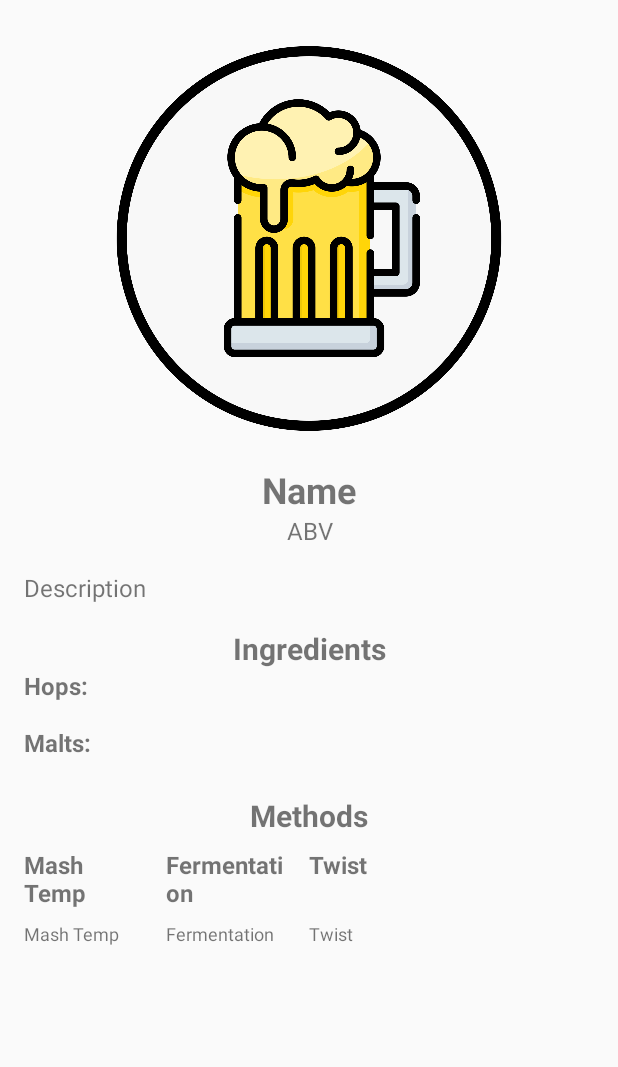
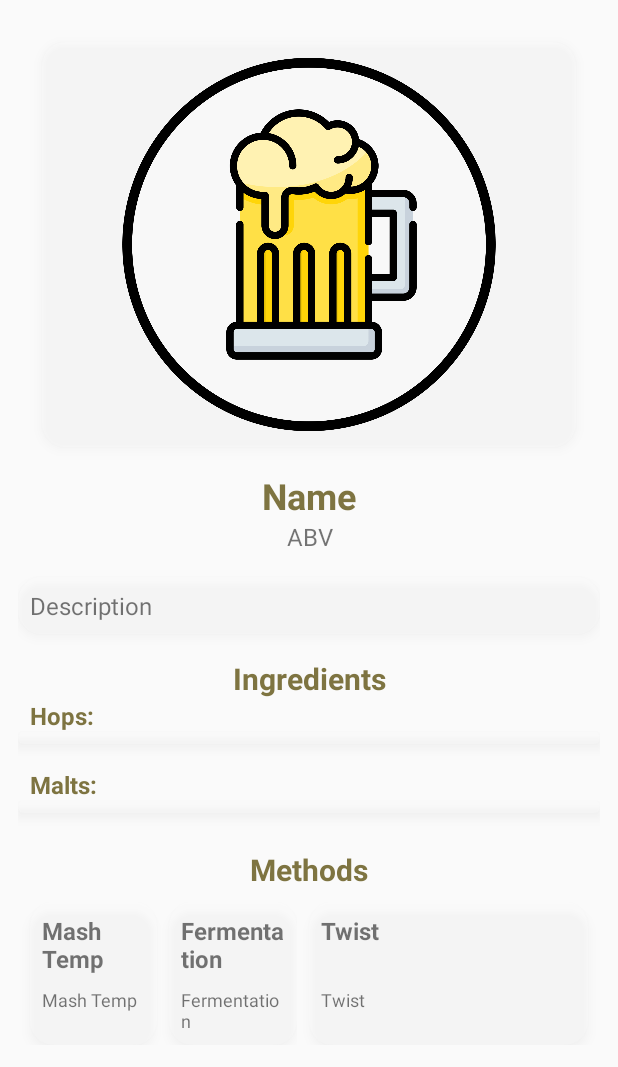
Before and after one commit to MurphyRock/Brewdog_Beer_Challenge, an Android app: the layout fragment_details_screen.xml on its own in the app's theme, with its tools: preview values and no code run, on a phone screen of 412 x 824 dp. Shown: the top 1067 px of the screen. Run offline under Robolectric (Android 15) with nearby library versions, the phone set to English and light mode, and no system bars.

Commit message:
chore: Adding some Material Design UI

```diff
--- /dev/null
+++ b/app/src/main/res/drawable/ic_baseline_arrow_back_ios_24.xml
@@ -0,0 +1,5 @@
+<vector android:height="24dp" android:tint="#FFFFFF"
+    android:viewportHeight="24" android:viewportWidth="24"
+    android:width="24dp" xmlns:android="http://schemas.android.com/apk/res/android">
+    <path android:fillColor="@android:color/white" android:pathData="M11.67,3.87L9.9,2.1 0,12l9.9,9.9 1.77,-1.77L3.54,12z"/>
+</vector>
--- /dev/null
+++ b/app/src/main/res/drawable/round_background.xml
@@ -0,0 +1,6 @@
+<?xml version="1.0" encoding="utf-8"?>
+<shape xmlns:android="http://schemas.android.com/apk/res/android"
+    android:shape="rectangle">
+    <solid android:color="@color/itemColor" />
+    <corners android:radius="16dp" />
+</shape>
--- a/app/src/main/res/layout/fragment_details_screen.xml
+++ b/app/src/main/res/layout/fragment_details_screen.xml
@@ -5,7 +5,7 @@
     android:layout_width="match_parent"
     android:layout_height="match_parent"
     tools:context=".DetailsScreenFragment"
-    android:layout_margin="8dp">
+    android:layout_margin="12dp">
 
     <ScrollView
         android:layout_width="match_parent"
@@ -21,6 +21,10 @@
             android:layout_height="wrap_content">
 
             <ImageView
+                android:paddingTop="4dp"
+                android:paddingBottom="4dp"
+                android:background="@drawable/round_background"
+                android:elevation="4dp"
                 android:id="@+id/imageView"
                 android:layout_width="match_parent"
                 android:layout_height="270dp"
@@ -29,6 +33,8 @@
                 tools:layout_editor_absoluteX="16dp" />
 
             <TextView
+
+                android:textColor="@color/progressBar2"
                 android:textStyle="bold"
                 android:id="@+id/name_text"
                 android:layout_width="match_parent"
@@ -47,16 +53,18 @@
                 android:layout_marginBottom="16dp"/>
 
             <TextView
+                android:padding="8dp"
+                android:background="@drawable/round_background"
+                android:elevation="4dp"
                 android:id="@+id/description_text"
                 android:layout_width="match_parent"
                 android:layout_height="wrap_content"
                 android:text="Description"
-                android:layout_marginLeft="8dp"
-                android:layout_marginRight="8dp"
                 android:layout_marginBottom="16dp"
                 android:textSize="16sp"/>
 
             <TextView
+                android:textColor="@color/progressBar2"
                 android:textSize="20sp"
                 android:textStyle="bold"
                 android:textAlignment="center"
@@ -64,6 +72,7 @@
                 android:layout_width="match_parent"
                 android:layout_height="wrap_content"/>
             <TextView
+                android:textColor="@color/progressBar2"
                 android:layout_marginLeft="8dp"
                 android:textSize="16sp"
                 android:textStyle="bold"
@@ -71,11 +80,15 @@
                 android:layout_width="match_parent"
                 android:layout_height="wrap_content"/>
             <androidx.recyclerview.widget.RecyclerView
+                android:padding="4dp"
+                android:background="@drawable/round_background"
+                android:elevation="4dp"
                 android:id="@+id/hops_text"
                 android:layout_width="match_parent"
                 android:layout_height="wrap_content"
                 android:layout_marginBottom="8dp"/>
             <TextView
+                android:textColor="@color/progressBar2"
                 android:layout_marginLeft="8dp"
                 android:layout_marginTop="8dp"
                 android:textSize="16sp"
@@ -84,6 +97,9 @@
                 android:layout_width="match_parent"
                 android:layout_height="wrap_content"/>
             <androidx.recyclerview.widget.RecyclerView
+                android:padding="4dp"
+                android:background="@drawable/round_background"
+                android:elevation="4dp"
                 android:id="@+id/malts_text"
                 android:layout_width="match_parent"
                 android:layout_height="wrap_content"
@@ -91,6 +107,7 @@
 
 
             <TextView
+                android:textColor="@color/progressBar2"
                 android:layout_marginTop="16dp"
                 android:textStyle="bold"
                 android:textAlignment="center"
@@ -110,11 +127,13 @@
                     android:layout_weight="1"
                     android:layout_height="wrap_content">
                     <LinearLayout
-                        android:layout_marginRight="8dp"
+                        android:padding="8dp"
+                        android:background="@drawable/round_background"
+                        android:elevation="4dp"
                         android:layout_marginLeft="8dp"
                         android:layout_width="0dp"
                         android:layout_weight="1"
-                        android:layout_height="wrap_content"
+                        android:layout_height="match_parent"
                         android:orientation="vertical">
                         <TextView
                             android:layout_marginBottom="8dp"
@@ -132,11 +151,13 @@
                             android:textSize="12sp"/>
                     </LinearLayout>
                     <LinearLayout
-                        android:layout_marginRight="8dp"
+                        android:padding="8dp"
+                        android:background="@drawable/round_background"
+                        android:elevation="4dp"
                         android:layout_marginLeft="8dp"
                         android:layout_width="0dp"
                         android:layout_weight="1"
-                        android:layout_height="wrap_content"
+                        android:layout_height="match_parent"
                         android:orientation="vertical">
                         <TextView
                             android:layout_marginBottom="8dp"
@@ -155,12 +176,15 @@
                     </LinearLayout>
                 </LinearLayout>
                 <LinearLayout
+                    android:padding="8dp"
+                    android:background="@drawable/round_background"
+                    android:elevation="4dp"
                     android:id="@+id/twist_container"
                     android:layout_marginRight="8dp"
                     android:layout_marginLeft="8dp"
                     android:layout_width="0dp"
                     android:layout_weight="1"
-                    android:layout_height="wrap_content"
+                    android:layout_height="match_parent"
                     android:orientation="vertical">
                     <TextView
                         android:lines="2"
--- a/app/src/main/res/layout/hops_list_item.xml
+++ b/app/src/main/res/layout/hops_list_item.xml
@@ -3,7 +3,8 @@
     xmlns:app="http://schemas.android.com/apk/res-auto"
     xmlns:tools="http://schemas.android.com/tools"
     android:layout_width="wrap_content"
-    android:layout_height="wrap_content">
+    android:layout_height="wrap_content"
+    android:layout_marginRight="8dp">
 
     <TextView
         android:id="@+id/name_text"
--- a/app/src/main/res/values/colors.xml
+++ b/app/src/main/res/values/colors.xml
@@ -2,7 +2,9 @@
 <resources>
     <color name="colorPrimary">#6200EE</color>
     <color name="colorPrimaryDark">#3700B3</color>
-    <color name="colorAccent">#03DAC5</color>
-    <color name="splashBackground">#009688</color>
+    <color name="colorAccent">#0C8F85</color>
+    <color name="splashBackground">#009689</color>
     <color name="progressBar">#a28806</color>
+    <color name="progressBar2">#C65A4D0B</color>
+    <color name="itemColor">#2DFFFFFF</color>
 </resources>
```
Also changed, not shown: app/src/main/java/com/example/brewdog_beer_challenge_abax/DetailsScreenFragment.kt (+29 -6 lines), app/src/main/java/com/example/brewdog_beer_challenge_abax/MainActivity.kt (+17 -14 lines), app/src/main/res/layout/activity_main.xml (+38 -14 lines), app/src/main/res/layout/main_screen_list_item.xml (+7 -1 lines).
